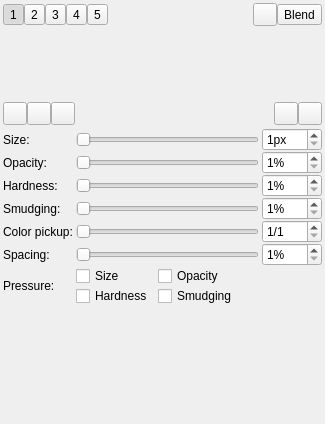
Qt form src/desktop/ui/brushdock.ui (drawpile/Drawpile) before a commit.
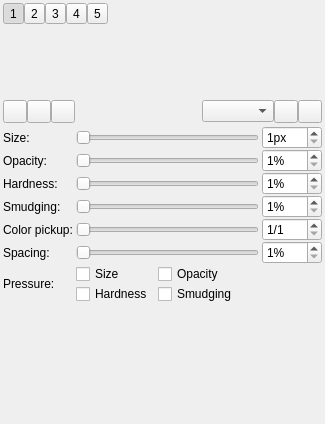
The same form after that commit. Icons and pictures are not drawn. Custom widgets are drawn as their Qt base class.

Commit message: Move eraser mode action to toolbar

```diff
--- a/src/desktop/ui/brushdock.ui
+++ b/src/desktop/ui/brushdock.ui
@@ -148,39 +148,6 @@
        </property>
       </spacer>
      </item>
-     <item>
-      <widget class="GroupedToolButton" name="erasermode">
-       <property name="toolTip">
-        <string>Eraser mode</string>
-       </property>
-       <property name="icon">
-        <iconset theme="draw-eraser">
-         <normaloff>theme:draw-eraser.svg</normaloff>theme:draw-eraser.svg</iconset>
-       </property>
-       <property name="checkable">
-        <bool>true</bool>
-       </property>
-       <property name="groupPosition">
-        <enum>GroupedToolButton::GroupLeft</enum>
-       </property>
-      </widget>
-     </item>
-     <item>
-      <widget class="GroupedToolButton" name="blendmode">
-       <property name="toolTip">
-        <string>Blending mode</string>
-       </property>
-       <property name="text">
-        <string notr="true">Blend</string>
-       </property>
-       <property name="popupMode">
-        <enum>QToolButton::InstantPopup</enum>
-       </property>
-       <property name="groupPosition">
-        <enum>GroupedToolButton::GroupRight</enum>
-       </property>
-      </widget>
-     </item>
     </layout>
    </item>
    <item>
@@ -285,6 +252,19 @@
        </layout>
       </widget>
      </item>
+     <item>
+      <spacer name="horizontalSpacer_2">
+       <property name="orientation">
+        <enum>Qt::Horizontal</enum>
+       </property>
+       <property name="sizeHint" stdset="0">
+        <size>
+         <width>20</width>
+         <height>20</height>
+        </size>
+       </property>
+      </spacer>
+     </item>
      <item>
       <widget class="QWidget" name="modeContainer" native="true">
        <layout class="QHBoxLayout" name="horizontalLayout_4">
@@ -304,17 +284,7 @@
          <number>0</number>
         </property>
         <item>
-         <spacer name="horizontalSpacer_2">
-          <property name="orientation">
-           <enum>Qt::Horizontal</enum>
-          </property>
-          <property name="sizeHint" stdset="0">
-           <size>
-            <width>40</width>
-            <height>20</height>
-           </size>
-          </property>
-         </spacer>
+         <widget class="QComboBox" name="blendmode"/>
         </item>
         <item>
          <widget class="GroupedToolButton" name="modeIncremental">
```
The commit also changes 9 other files.
